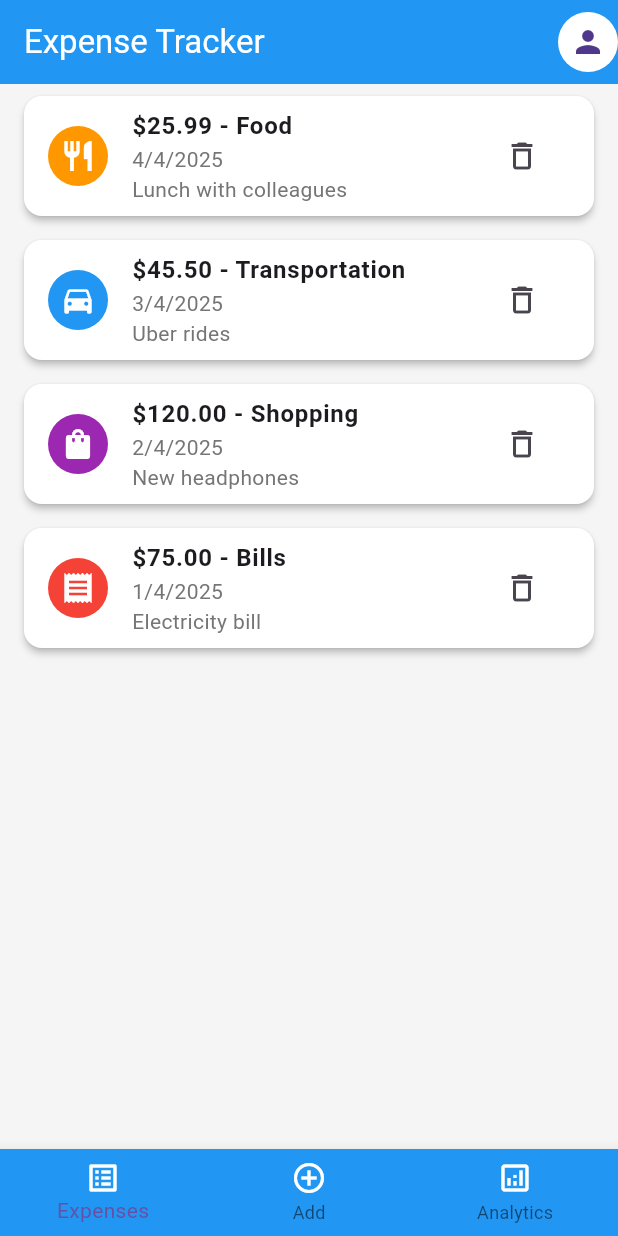
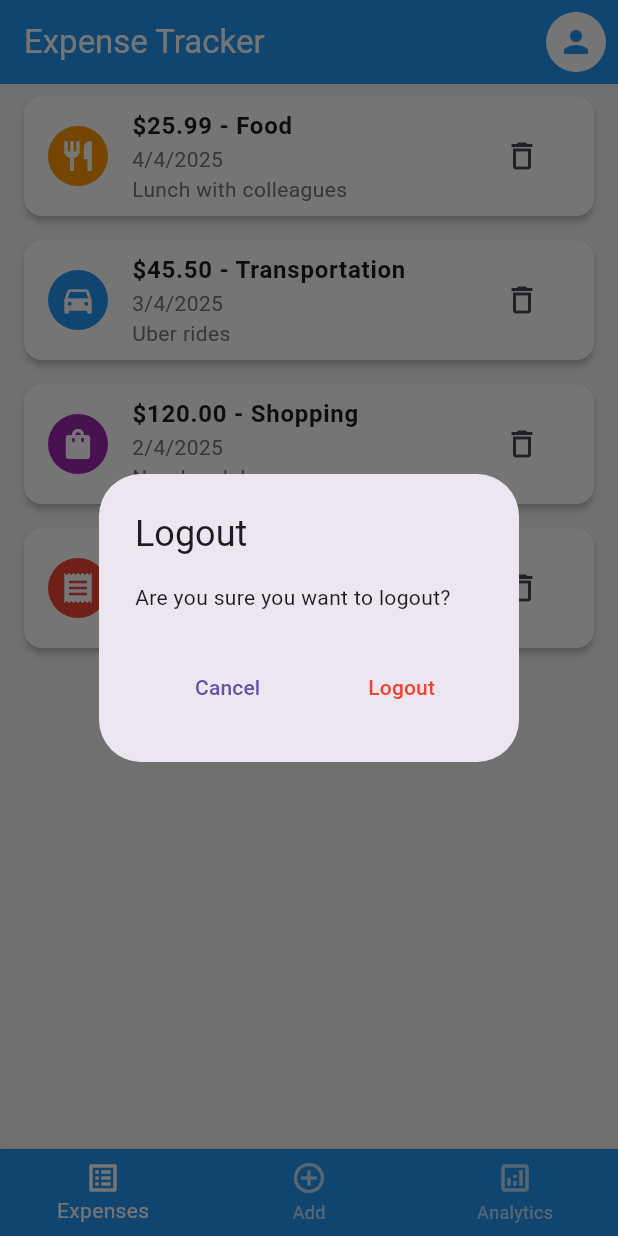
Before and after one commit to Sunly24/Expense-Tracker-App, a Flutter app: the HomeScreen screen opened directly, after a tap on the "person" icon, on a phone screen of 412 x 824 dp. Run offline on Flutter 3.47's test engine with Material 3 defaults, Android fonts, the phone set to English and light mode, and no system bars; our stand-ins replace shared_preferences; accounts and stored records are empty.

```diff
--- a/frontend/lib/main.dart
+++ b/frontend/lib/main.dart
@@ -1,5 +1,5 @@
 import 'package:flutter/material.dart';
-import 'screens/home_screen.dart';
+import 'screens/login_screen.dart';
 
 void main() {
   runApp(const MyApp());
@@ -52,6 +52,8 @@ class MyApp extends StatelessWidget {
         ),
         elevatedButtonTheme: ElevatedButtonThemeData(
           style: ElevatedButton.styleFrom(
+            backgroundColor: Colors.blue,
+            foregroundColor: Colors.white,
             padding: const EdgeInsets.symmetric(
               horizontal: 32,
               vertical: 16,
@@ -70,7 +72,7 @@ class MyApp extends StatelessWidget {
           ),
         ),
       ),
-      home: const HomeScreen(),
+      home: const LoginScreen(),
     );
   }
 }
--- a/frontend/lib/screens/home_screen.dart
+++ b/frontend/lib/screens/home_screen.dart
@@ -2,6 +2,8 @@ import 'package:flutter/material.dart';
 import '../widgets/expense_list_screen.dart';
 import '../widgets/add_expense_screen.dart';
 import '../widgets/analytics_screen.dart';
+import '../services/auth_service.dart';
+import 'login_screen.dart';
 
 class HomeScreen extends StatefulWidget {
   const HomeScreen({Key? key}) : super(key: key);
@@ -12,6 +14,38 @@ class HomeScreen extends StatefulWidget {
 
 class _HomeScreenState extends State<HomeScreen> {
   int _selectedIndex = 0;
+  final AuthService _authService = AuthService();
+
+  void _handleLogout() async {
+    showDialog(
+      context: context,
+      builder: (context) => AlertDialog(
+        title: const Text('Logout'),
+        content: const Text('Are you sure you want to logout?'),
+        actions: [
+          TextButton(
+            onPressed: () => Navigator.pop(context),
+            child: const Text('Cancel'),
+          ),
+          TextButton(
+            onPressed: () async {
+              await _authService.logout();
+              if (mounted) {
+                Navigator.of(context).pushAndRemoveUntil(
+                  MaterialPageRoute(builder: (context) => const LoginScreen()),
+                  (route) => false,
+                );
+              }
+            },
+            child: const Text(
+              'Logout',
+              style: TextStyle(color: Colors.red),
+            ),
+          ),
+        ],
+      ),
+    );
+  }
 
   @override
   Widget build(BuildContext context) {
@@ -29,11 +63,17 @@ class _HomeScreenState extends State<HomeScreen> {
           style: TextStyle(color: Colors.white),
         ),
         actions: [
-          CircleAvatar(
-            backgroundColor: Colors.white,
-            child: IconButton(
-              icon: const Icon(Icons.person),
-              onPressed: () {},
+          Padding(
+            padding: const EdgeInsets.all(8.0),
+            child: GestureDetector(
+              onTap: _handleLogout,
+              child: const CircleAvatar(
+                backgroundColor: Colors.white,
+                child: Icon(
+                  Icons.person,
+                  color: Colors.blue,
+                ),
+              ),
             ),
           ),
         ],
@@ -41,23 +81,25 @@ class _HomeScreenState extends State<HomeScreen> {
       body: _screens[_selectedIndex],
       bottomNavigationBar: BottomNavigationBar(
         backgroundColor: Colors.blue,
+        selectedItemColor: Colors.white,
+        unselectedItemColor: Colors.white70,
         currentIndex: _selectedIndex,
         onTap: (index) => setState(() => _selectedIndex = index),
         items: const [
           BottomNavigationBarItem(
-            icon: Icon(Icons.list_alt_outlined, color: Colors.white),
+            icon: Icon(Icons.list_alt_outlined),
             label: 'Expenses',
-            activeIcon: Icon(Icons.list_alt, color: Colors.white),
+            activeIcon: Icon(Icons.list_alt),
           ),
           BottomNavigationBarItem(
-            icon: Icon(Icons.add_circle_outline, color: Colors.white),
+            icon: Icon(Icons.add_circle_outline),
             label: 'Add',
-            activeIcon: Icon(Icons.add_circle, color: Colors.white),
+            activeIcon: Icon(Icons.add_circle),
           ),
           BottomNavigationBarItem(
-            icon: Icon(Icons.analytics_outlined, color: Colors.white),
+            icon: Icon(Icons.analytics_outlined),
             label: 'Analytics',
-            activeIcon: Icon(Icons.analytics, color: Colors.white),
+            activeIcon: Icon(Icons.analytics),
           ),
         ],
       ),
--- a/frontend/lib/services/auth_service.dart
+++ b/frontend/lib/services/auth_service.dart
@@ -4,7 +4,7 @@ import 'package:http/http.dart' as http;
 import 'package:shared_preferences/shared_preferences.dart';
 
 class AuthService {
-  static const String baseUrl = 'http://localhost:3000/api';
+  static const String baseUrl = 'http://localhost:3000';
   static const String tokenKey = 'auth_token';
   String? _token;
   bool _initialized = false;
--- a/frontend/lib/services/expense_service.dart
+++ b/frontend/lib/services/expense_service.dart
@@ -4,7 +4,7 @@ import '../models/expense.dart';
 import 'auth_service.dart';
 
 class ExpenseService {
-  static const String baseUrl = 'http://localhost:3000/api';
+  static const String baseUrl = 'http://localhost:3000/';
   final AuthService _authService;
 
   ExpenseService(this._authService);
```
Also changed, not shown: frontend/lib/screens/login_screen.dart (+61 -39 lines), frontend/lib/screens/signup_screen.dart (+52 -37 lines).
